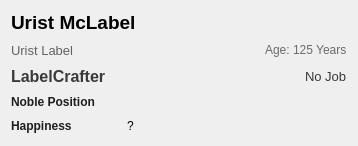
Above: ui/dwarfdetailswidget.ui from Dwarf-Therapist/Dwarf-Therapist before the change. Below: the same form after it.
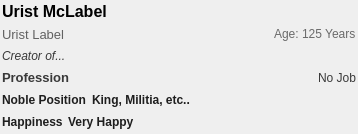
That is the form after the change.

Commit message: Interface Changes - the grid now adheres to the cell size/padding set in the options properly - increased the line thickness of the dirty border so it's more visible - updated the group by dropdown to show all items rather than only 10 - added options for global font and global tooltip font

```diff
--- a/ui/dwarfdetailswidget.ui
+++ b/ui/dwarfdetailswidget.ui
@@ -7,32 +7,47 @@
     <x>0</x>
     <y>0</y>
     <width>358</width>
-    <height>146</height>
+    <height>134</height>
    </rect>
   </property>
   <property name="windowTitle">
    <string>Form</string>
   </property>
   <layout class="QVBoxLayout" name="vbox_main">
+   <property name="spacing">
+    <number>2</number>
+   </property>
+   <property name="margin">
+    <number>2</number>
+   </property>
    <item>
     <layout class="QVBoxLayout" name="verticalLayout">
+     <property name="spacing">
+      <number>2</number>
+     </property>
      <item>
-      <widget class="QLabel" name="lbl_dwarf_name">
-       <property name="font">
-        <font>
-         <family>Segoe UI</family>
-         <pointsize>14</pointsize>
-         <weight>75</weight>
-         <bold>true</bold>
-        </font>
-       </property>
-       <property name="text">
-        <string>Urist McLabel</string>
-       </property>
-       <property name="wordWrap">
-        <bool>true</bool>
-       </property>
-      </widget>
+      <layout class="QHBoxLayout" name="horizontalLayout_5">
+       <item>
+        <widget class="QLabel" name="lbl_dwarf_name">
+         <property name="font">
+          <font>
+           <pointsize>12</pointsize>
+           <weight>75</weight>
+           <bold>true</bold>
+          </font>
+         </property>
+         <property name="text">
+          <string>Urist McLabel</string>
+         </property>
+         <property name="textFormat">
+          <enum>Qt::RichText</enum>
+         </property>
+         <property name="wordWrap">
+          <bool>true</bool>
+         </property>
+        </widget>
+       </item>
+      </layout>
      </item>
      <item>
       <layout class="QHBoxLayout" name="horizontalLayout">
@@ -83,10 +98,7 @@
          </property>
          <property name="font">
           <font>
-           <family>Segoe UI</family>
            <pointsize>10</pointsize>
-           <weight>50</weight>
-           <bold>false</bold>
           </font>
          </property>
          <property name="text">
@@ -162,6 +174,65 @@
        </item>
       </layout>
      </item>
+     <item>
+      <layout class="QHBoxLayout" name="horizontalLayout_6">
+       <item>
+        <widget class="QLabel" name="lbl_artifact">
+         <property name="sizePolicy">
+          <sizepolicy hsizetype="Preferred" vsizetype="Minimum">
+           <horstretch>0</horstretch>
+           <verstretch>0</verstretch>
+          </sizepolicy>
+         </property>
+         <property name="palette">
+          <palette>
+           <active>
+            <colorrole role="WindowText">
+             <brush brushstyle="SolidPattern">
+              <color alpha="255">
+               <red>57</red>
+               <green>57</green>
+               <blue>57</blue>
+              </color>
+             </brush>
+            </colorrole>
+           </active>
+           <inactive>
+            <colorrole role="WindowText">
+             <brush brushstyle="SolidPattern">
+              <color alpha="255">
+               <red>57</red>
+               <green>57</green>
+               <blue>57</blue>
+              </color>
+             </brush>
+            </colorrole>
+           </inactive>
+           <disabled>
+            <colorrole role="WindowText">
+             <brush brushstyle="SolidPattern">
+              <color alpha="255">
+               <red>42</red>
+               <green>42</green>
+               <blue>42</blue>
+              </color>
+             </brush>
+            </colorrole>
+           </disabled>
+          </palette>
+         </property>
+         <property name="font">
+          <font>
+           <italic>true</italic>
+          </font>
+         </property>
+         <property name="text">
+          <string>Creator of...</string>
+         </property>
+        </widget>
+       </item>
+      </layout>
+     </item>
      <item>
       <layout class="QHBoxLayout" name="horizontalLayout_3">
        <item>
@@ -205,14 +276,19 @@
          </property>
          <property name="font">
           <font>
-           <family>Segoe UI</family>
-           <pointsize>12</pointsize>
+           <pointsize>10</pointsize>
            <weight>75</weight>
            <bold>true</bold>
           </font>
          </property>
          <property name="text">
-          <string>LabelCrafter</string>
+          <string>Profession</string>
+         </property>
+         <property name="textFormat">
+          <enum>Qt::RichText</enum>
+         </property>
+         <property name="scaledContents">
+          <bool>false</bool>
          </property>
          <property name="wordWrap">
           <bool>false</bool>
@@ -279,10 +355,7 @@
          </property>
          <property name="font">
           <font>
-           <family>Segoe UI</family>
-           <pointsize>10</pointsize>
-           <weight>50</weight>
-           <bold>false</bold>
+           <pointsize>9</pointsize>
           </font>
          </property>
          <property name="text">
@@ -300,66 +373,10 @@
      </item>
      <item>
       <layout class="QHBoxLayout" name="horizontalLayout_4">
-       <item>
-        <widget class="QLabel" name="lbl_noble_position">
-         <property name="maximumSize">
-          <size>
-           <width>110</width>
-           <height>16777215</height>
-          </size>
-         </property>
-         <property name="palette">
-          <palette>
-           <active>
-            <colorrole role="WindowText">
-             <brush brushstyle="SolidPattern">
-              <color alpha="255">
-               <red>30</red>
-               <green>30</green>
-               <blue>30</blue>
-              </color>
-             </brush>
-            </colorrole>
-           </active>
-           <inactive>
-            <colorrole role="WindowText">
-             <brush brushstyle="SolidPattern">
-              <color alpha="255">
-               <red>30</red>
-               <green>30</green>
-               <blue>30</blue>
-              </color>
-             </brush>
-            </colorrole>
-           </inactive>
-           <disabled>
-            <colorrole role="WindowText">
-             <brush brushstyle="SolidPattern">
-              <color alpha="255">
-               <red>42</red>
-               <green>42</green>
-               <blue>42</blue>
-              </color>
-             </brush>
-            </colorrole>
-           </disabled>
-          </palette>
-         </property>
-         <property name="font">
-          <font>
-           <weight>75</weight>
-           <bold>true</bold>
-          </font>
-         </property>
-         <property name="text">
-          <string>Noble Position</string>
-         </property>
-        </widget>
-       </item>
        <item>
         <widget class="QLabel" name="lbl_noble">
          <property name="sizePolicy">
-          <sizepolicy hsizetype="Preferred" vsizetype="Minimum">
+          <sizepolicy hsizetype="Minimum" vsizetype="Preferred">
            <horstretch>0</horstretch>
            <verstretch>0</verstretch>
           </sizepolicy>
@@ -370,9 +387,9 @@
             <colorrole role="WindowText">
              <brush brushstyle="SolidPattern">
               <color alpha="255">
-               <red>57</red>
-               <green>57</green>
-               <blue>57</blue>
+               <red>30</red>
+               <green>30</green>
+               <blue>30</blue>
               </color>
              </brush>
             </colorrole>
@@ -381,9 +398,9 @@
             <colorrole role="WindowText">
              <brush brushstyle="SolidPattern">
               <color alpha="255">
-               <red>57</red>
-               <green>57</green>
-               <blue>57</blue>
+               <red>30</red>
+               <green>30</green>
+               <blue>30</blue>
               </color>
              </brush>
             </colorrole>
@@ -392,9 +409,9 @@
             <colorrole role="WindowText">
              <brush brushstyle="SolidPattern">
               <color alpha="255">
-               <red>120</red>
-               <green>120</green>
-               <blue>120</blue>
+               <red>42</red>
+               <green>42</green>
+               <blue>42</blue>
               </color>
              </brush>
             </colorrole>
@@ -403,23 +420,83 @@
          </property>
          <property name="font">
           <font>
-           <family>Segoe UI</family>
-           <pointsize>9</pointsize>
            <weight>75</weight>
            <bold>true</bold>
           </font>
          </property>
          <property name="text">
-          <string/>
-         </property>
-         <property name="wordWrap">
-          <bool>true</bool>
+          <string>Noble Position </string>
          </property>
          <property name="margin">
           <number>0</number>
          </property>
-         <property name="indent">
-          <number>0</number>
+        </widget>
+       </item>
+       <item>
+        <widget class="QLabel" name="lbl_noble_position">
+         <property name="sizePolicy">
+          <sizepolicy hsizetype="Expanding" vsizetype="Preferred">
+           <horstretch>0</horstretch>
+           <verstretch>0</verstretch>
+          </sizepolicy>
+         </property>
+         <property name="minimumSize">
+          <size>
+           <width>0</width>
+           <height>0</height>
+          </size>
+         </property>
+         <property name="maximumSize">
+          <size>
+           <width>16777215</width>
+           <height>16777215</height>
+          </size>
+         </property>
+         <property name="palette">
+          <palette>
+           <active>
+            <colorrole role="WindowText">
+             <brush brushstyle="SolidPattern">
+              <color alpha="255">
+               <red>30</red>
+               <green>30</green>
+               <blue>30</blue>
+              </color>
+             </brush>
+            </colorrole>
+           </active>
+           <inactive>
+            <colorrole role="WindowText">
+             <brush brushstyle="SolidPattern">
+              <color alpha="255">
+               <red>30</red>
+               <green>30</green>
+               <blue>30</blue>
+              </color>
+             </brush>
+            </colorrole>
+           </inactive>
+           <disabled>
+            <colorrole role="WindowText">
+             <brush brushstyle="SolidPattern">
+              <color alpha="255">
+               <red>42</red>
+               <green>42</green>
+               <blue>42</blue>
+              </color>
+             </brush>
+            </colorrole>
+           </disabled>
+          </palette>
+         </property>
+         <property name="font">
+          <font>
+           <weight>75</weight>
+           <bold>true</bold>
+          </font>
+         </property>
+         <property name="text">
+          <string>King, Militia, etc..</string>
          </property>
         </widget>
        </item>
@@ -428,12 +505,12 @@
      <item>
       <layout class="QHBoxLayout" name="horizontalLayout_2">
        <item>
-        <widget class="QLabel" name="label_5">
-         <property name="maximumSize">
-          <size>
-           <width>110</width>
-           <height>16777215</height>
-          </size>
+        <widget class="QLabel" name="lbl_hap">
+         <property name="sizePolicy">
+          <sizepolicy hsizetype="Preferred" vsizetype="Preferred">
+           <horstretch>0</horstretch>
+           <verstretch>0</verstretch>
+          </sizepolicy>
          </property>
          <property name="palette">
           <palette>
@@ -479,20 +556,63 @@
           </font>
          </property>
          <property name="text">
-          <string>Happiness</string>
+          <string>Happiness </string>
          </property>
         </widget>
        </item>
        <item>
         <widget class="QLabel" name="lbl_happiness">
+         <property name="sizePolicy">
+          <sizepolicy hsizetype="Expanding" vsizetype="Preferred">
+           <horstretch>0</horstretch>
+           <verstretch>0</verstretch>
+          </sizepolicy>
+         </property>
+         <property name="palette">
+          <palette>
+           <active>
+            <colorrole role="WindowText">
+             <brush brushstyle="SolidPattern">
+              <color alpha="255">
+               <red>30</red>
+               <green>30</green>
+               <blue>30</blue>
+              </color>
+             </brush>
+            </colorrole>
+           </active>
+           <inactive>
+            <colorrole role="WindowText">
+             <brush brushstyle="SolidPattern">
+              <color alpha="255">
+               <red>30</red>
+               <green>30</green>
+               <blue>30</blue>
+              </color>
+             </brush>
+            </colorrole>
+           </inactive>
+           <disabled>
+            <colorrole role="WindowText">
+             <brush brushstyle="SolidPattern">
+              <color alpha="255">
+               <red>42</red>
+               <green>42</green>
+               <blue>42</blue>
+              </color>
+             </brush>
+            </colorrole>
+           </disabled>
+          </palette>
+         </property>
          <property name="font">
           <font>
-           <family>Segoe UI</family>
-           <pointsize>9</pointsize>
+           <weight>75</weight>
+           <bold>true</bold>
           </font>
          </property>
          <property name="text">
-          <string>?</string>
+          <string>Very Happy</string>
          </property>
         </widget>
        </item>
```
The commit also changes 231 other files.
